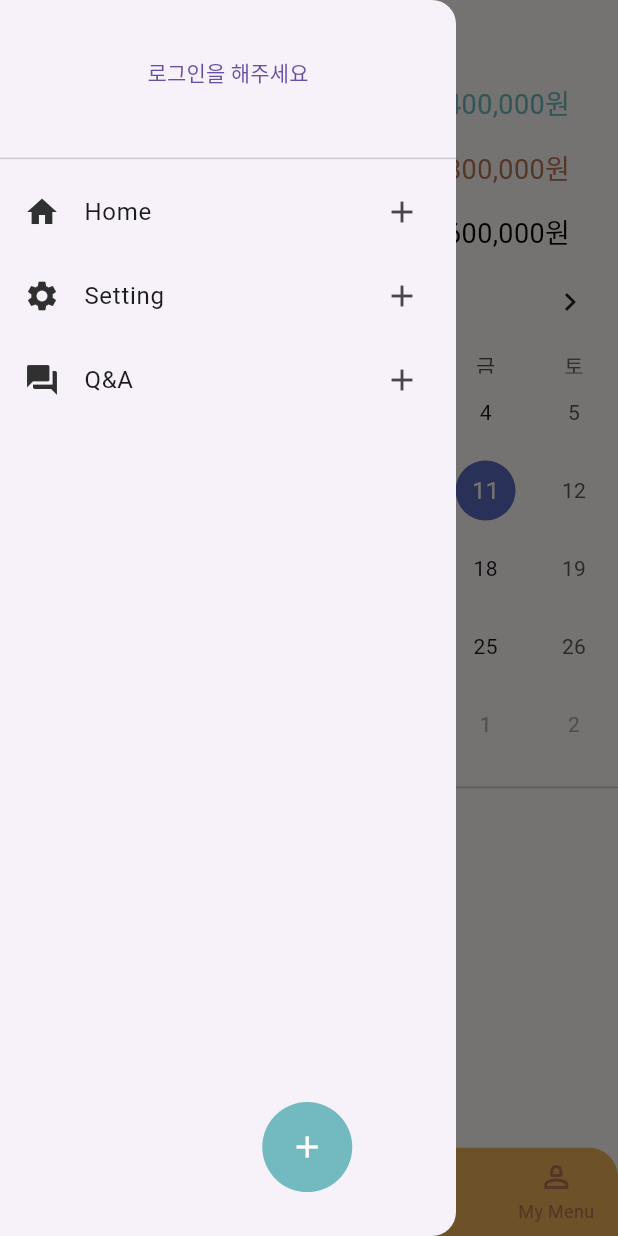
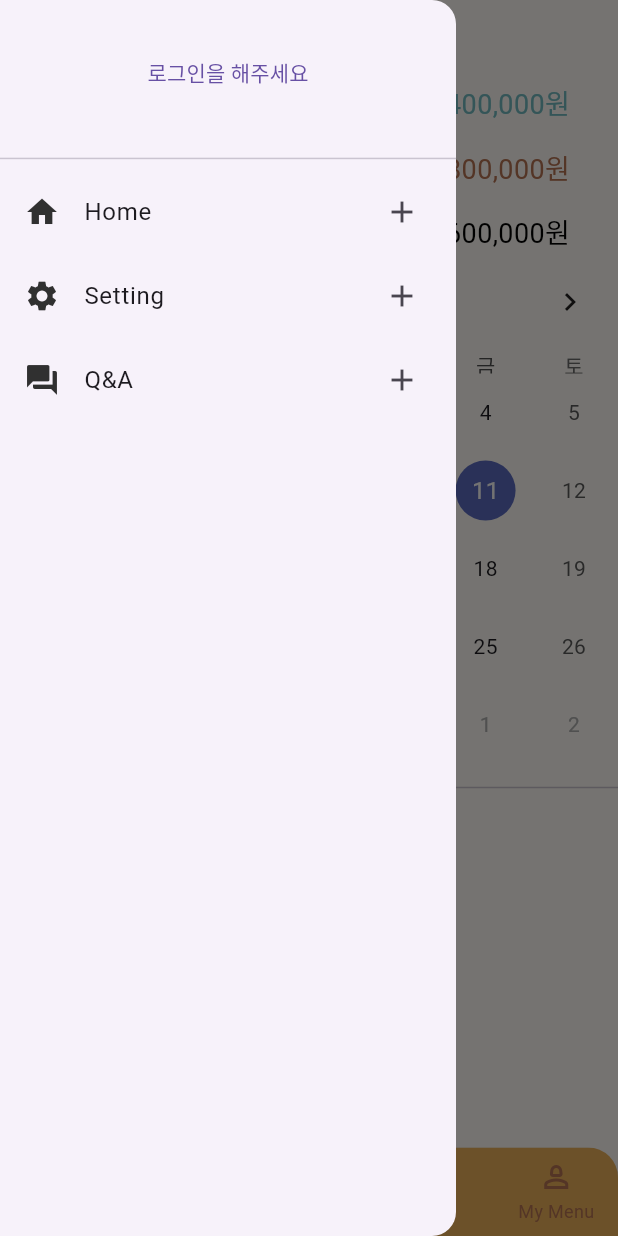
Before and after one commit to itbebop/flutter_moneybag_2024, a Flutter app: the screen it shows after launch, in the side drawer, after a tap on the "menu" icon, on a phone screen of 412 x 824 dp. Run offline on Flutter 3.47's test engine with Material 3 defaults, Android fonts, the phone set to English and light mode, and no system bars; drawn by our look-alikes of table_calendar; our stand-ins replace cloud_firestore, easy_localization, firebase_auth, firebase_core, firebase_storage, flutter_dotenv and 9 more; missing offline and left inert: kakao_flutter_sdk_user; accounts and stored records are empty; generated files the repository leaves out were written again; network calls fail.

Commit message:
feat: floating button visible 조건 - tab item 삭제 - draw menu open 조건과 navi tab메뉴 중 mymenu의 index일 때만 안보이게함

```diff
--- a/lib/common/common_component/app_bottom_navigation_bar.dart
+++ b/lib/common/common_component/app_bottom_navigation_bar.dart
@@ -1,7 +1,8 @@
 import 'package:flutter/material.dart';
 import 'package:flutter_moneybag_2024/common/common.dart';
-import 'package:flutter_moneybag_2024/router/router.dart';
 import 'package:flutter_riverpod/flutter_riverpod.dart';
+
+final bottomNavIndexProvider = StateProvider<int>((ref) => 0);
 
 class AppBottomNavigationBar extends ConsumerWidget {
   const AppBottomNavigationBar({super.key});
--- a/lib/common/common_component/drawer_widget.dart
+++ b/lib/common/common_component/drawer_widget.dart
@@ -1,7 +1,6 @@
 import 'package:flutter/material.dart';
 import 'package:flutter_moneybag_2024/common/common.dart';
 import 'package:flutter_moneybag_2024/core/provider/user_state_notifier.dart';
-import 'package:flutter_moneybag_2024/domain/model/user.dart';
 import 'package:flutter_riverpod/flutter_riverpod.dart';
 import 'package:go_router/go_router.dart';
 
@@ -41,10 +40,8 @@ class _DrawerWidgetState extends ConsumerState<DrawerWidget> {
                       backgroundColor: Colors.white,
                     ),
                     accountName: Text(userProvider.user!.name),
-                    accountEmail: Text(userProvider.user!.email ?? ''),
-                    onDetailsPressed: () {
-                      print('arrow is clicked');
-                    },
+                    accountEmail: Text(userProvider.user!.email),
+                    onDetailsPressed: () {},
                     decoration: const BoxDecoration(
                       color: UiConfig.primaryColorSurface,
                       borderRadius: BorderRadius.only(bottomLeft: Radius.circular(40.0), bottomRight: Radius.circular(40.0)),
--- a/lib/common/common_component/floating_add_button/floating_add_button.dart
+++ b/lib/common/common_component/floating_add_button/floating_add_button.dart
@@ -55,12 +55,6 @@ class FloatingAddButton extends ConsumerWidget {
                 padding: EdgeInsets.only(bottom: 30.h, right: MediaQuery.of(context).size.width * 0.43),
                 child: Tap(
                   onTap: () {
-                    final currentTab = ref.read(currentTabProvider);
-                    switch (currentTab) {
-                      case TabItem.home:
-                      case TabItem.report:
-                      case TabItem.mymenu:
-                    }
                     ref.read(floatingButtonStateProvider.notifier).toggleMenu(); // button이 눌러진 것만 알려주고 로직은 따로
                   },
                   child: AnimatedContainer(
--- a/lib/router/router.dart
+++ b/lib/router/router.dart
@@ -3,7 +3,19 @@ import 'package:flutter_moneybag_2024/screen/main_screen.dart';
 import 'package:flutter_riverpod/flutter_riverpod.dart';
 import 'package:go_router/go_router.dart';
 
-final bottomNavIndexProvider = StateProvider<int>((ref) => 0);
+// 현재 경로를 제공하는 Provider
+// final currentRouteProvider = Provider<String>((ref) {
+//   final router = ref.watch(routerProvider); // GoRouter를 가져옴
+//   return router.; // 현재 경로를 반환
+// });
+final routeInformationProvider = ChangeNotifierProvider<GoRouteInformationProvider>((ref) {
+  final router = ref.watch(routerProvider);
+  return router.routeInformationProvider;
+});
+
+final currentRouteProvider = Provider((ref) {
+  return ref.watch(routeInformationProvider).value.location;
+});
 
 final routerProvider = Provider<GoRouter>((ref) {
   return GoRouter(
@@ -17,7 +29,7 @@ final routerProvider = Provider<GoRouter>((ref) {
       GoRoute(
         path: '/login',
         name: 'login',
-        builder: (context, state) => const LoginScreen(), // MainPage를 경로로 설정
+        builder: (context, state) => const LoginScreen(),
       ),
     ],
   );
--- a/lib/screen/main_screen.dart
+++ b/lib/screen/main_screen.dart
@@ -3,15 +3,12 @@ import 'package:flutter_moneybag_2024/common/common_component/app_bottom_navigat
 import 'package:flutter_moneybag_2024/common/common.dart';
 import 'package:flutter_moneybag_2024/common/common_component/drawer_widget.dart';
 import 'package:flutter_moneybag_2024/common/common_component/floating_add_button/floating_add_button.dart';
-import 'package:flutter_moneybag_2024/router/router.dart';
 import 'package:flutter_moneybag_2024/screen/tab/Asset/asset_screen.dart';
 import 'package:flutter_moneybag_2024/screen/tab/home/home_screen.dart';
 import 'package:flutter_moneybag_2024/screen/tab/my_menu/my_menu_screen.dart';
 import 'package:flutter_moneybag_2024/screen/tab/report/report_screen.dart';
 import 'package:flutter_moneybag_2024/screen/tab/tab_item.dart';
 import 'package:flutter_riverpod/flutter_riverpod.dart';
-
-final currentTabProvider = StateProvider<TabItem>((ref) => TabItem.home);
 
 class MainScreen extends ConsumerStatefulWidget {
   const MainScreen({super.key});
@@ -21,7 +18,8 @@ class MainScreen extends ConsumerStatefulWidget {
 }
 
 class _MainScreenState extends ConsumerState<MainScreen> {
-  TabItem get _currentTab => ref.watch(currentTabProvider);
+  int get _currentTab => ref.watch(bottomNavIndexProvider);
+  bool isButtonVisible = true;
 
   @override
   Widget build(BuildContext context) {
@@ -30,6 +28,9 @@ class _MainScreenState extends ConsumerState<MainScreen> {
         children: [
           Scaffold(
             appBar: AppBar(
+              title: Text(_currentTab.toString())
+              // Text(ref.watch(routeInformationProvider).value.location)
+              ,
               leading: Builder(
                 builder: (context) {
                   return IconButton(
@@ -45,6 +46,11 @@ class _MainScreenState extends ConsumerState<MainScreen> {
             drawer: const Drawer(
               child: DrawerWidget(),
             ),
+            onDrawerChanged: (isOpen) {
+              setState(() {
+                isButtonVisible = !isOpen;
+              });
+            },
             body: Consumer(
               builder: (context, ref, _) {
                 final currentIndex = ref.watch(bottomNavIndexProvider);
@@ -64,11 +70,13 @@ class _MainScreenState extends ConsumerState<MainScreen> {
             ),
             bottomNavigationBar: const AppBottomNavigationBar(), // 바텀 내비게이션
           ),
-          AnimatedOpacity(
-            opacity: _currentTab != TabItem.mymenu ? 1 : 0,
-            duration: 300.ms,
-            child: FloatingAddButton(),
-          ),
+          isButtonVisible && _currentTab != 4
+              ? AnimatedOpacity(
+                  opacity: 1,
+                  duration: const Duration(milliseconds: 300),
+                  child: FloatingAddButton(),
+                )
+              : const SizedBox(),
         ],
       ),
     );
--- a/lib/screen/tab/tab_item.dart
+++ /dev/null
@@ -1,24 +0,0 @@
-import 'package:flutter/material.dart';
-import 'package:flutter_moneybag_2024/common/common.dart';
-
-enum TabItem {
-  home(Icons.home, '홈'),
-  report(Icons.holiday_village_outlined, '내역'),
-  mymenu(Icons.person_outline_rounded, '내 메뉴');
-
-  final IconData activeIcon;
-  final IconData inActiveIcon;
-  final String tabName;
-
-  const TabItem(this.activeIcon, this.tabName, {IconData? inActiveIcon}) : inActiveIcon = inActiveIcon ?? activeIcon;
-
-  BottomNavigationBarItem toNavigationBarItem(BuildContext context, {required bool isActivated}) {
-    return BottomNavigationBarItem(
-        icon: Icon(
-          key: ValueKey(tabName),
-          isActivated ? activeIcon : inActiveIcon,
-          color: isActivated ? UiConfig.primaryColor : UiConfig.primaryColorSurface,
-        ),
-        label: tabName);
-  }
-}
```
